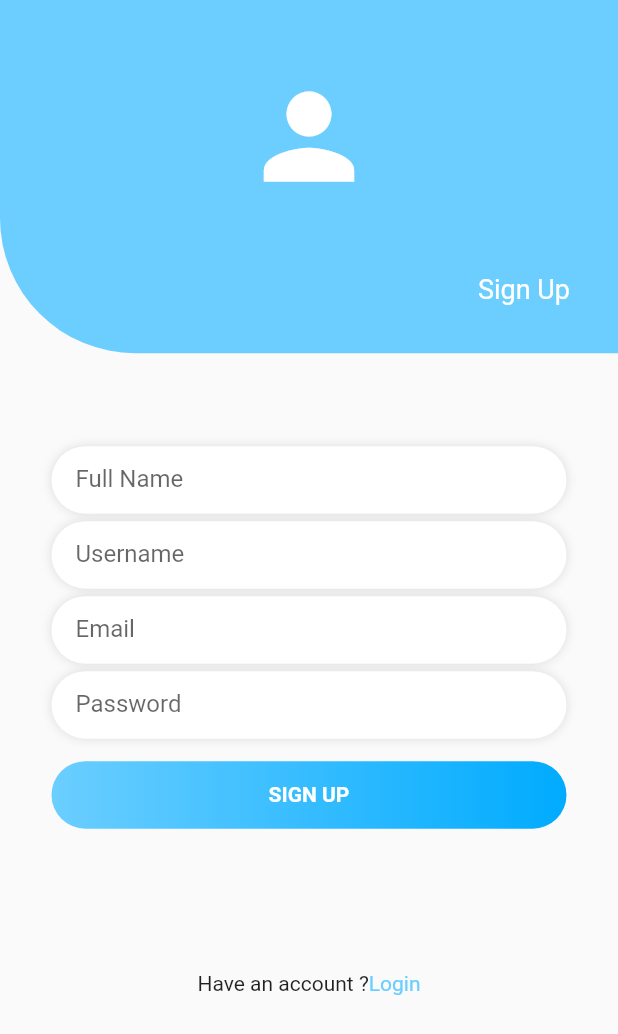
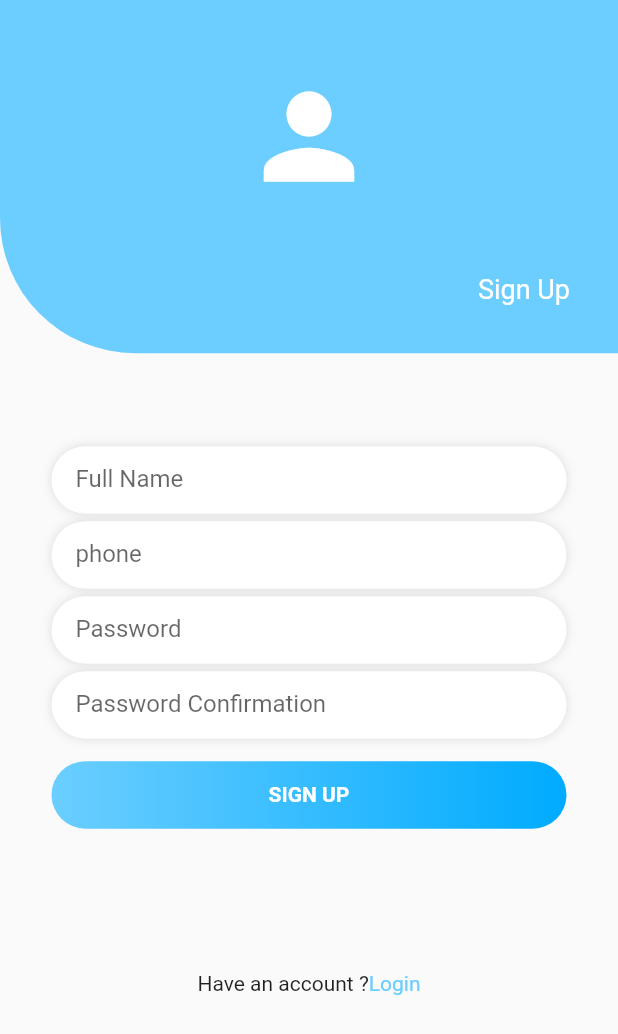
Before and after one commit to mehdi-benhariz/QRGuardien, a Flutter app: the screen it shows after launch, after a tap on "Dnon't have an account ?", on a phone screen of 412 x 824 dp. Shown: the top 1034 px of the screen. Run offline on Flutter 3.47's test engine with Material 2 defaults, Android fonts, the phone set to English and light mode, and no system bars; our stand-ins replace flutter_secure_storage; network calls fail.

```diff
--- a/client/lib/screens/home.dart
+++ b/client/lib/screens/home.dart
@@ -1,6 +1,23 @@
+import 'package:client/utils/auth.dart';
 import 'package:flutter/material.dart';
 
-class HomePage extends StatelessWidget {
+class HomePage extends StatefulWidget {
+  @override
+  _HomePageState createState() => _HomePageState();
+}
+
+class _HomePageState extends State<HomePage> {
+  void handleLogOut() async {
+    bool res = await logout();
+    if (res) {
+      storage.delete(key: "token");
+      Navigator.push(
+          context, MaterialPageRoute(builder: (context) => HomePage()));
+    } else
+      displayDialog(context, "impossible to log out!",
+          "it seems there was an error when trying ot log out \n please verify your internet connection and try again");
+  }
+
   @override
   Widget build(BuildContext context) {
     return Scaffold(
@@ -10,62 +27,66 @@ class HomePage extends StatelessWidget {
             UserAccountsDrawerHeader(
               currentAccountPicture: CircleAvatar(
                 backgroundColor: Colors.white,
-                child: Icon(Icons.person,size: 50.0,),
+                child: Icon(
+                  Icons.person,
+                  size: 50.0,
+                ),
               ),
               accountName: Text('User Name'),
               accountEmail: Text('examlpe@gmail.com'),
             ),
             ListTile(
               leading: CircleAvatar(
-                child: Icon(Icons.person_outline,
+                child: Icon(
+                  Icons.person_outline,
                   color: Colors.white,
                   size: 30.0,
                 ),
               ),
               title: Text("Profile Settings"),
-              onTap: (){
-
-              },
+              onTap: () {},
             ),
             ListTile(
               leading: CircleAvatar(
-                child: Icon(Icons.settings,
+                child: Icon(
+                  Icons.settings,
                   color: Colors.white,
                   size: 30.0,
                 ),
               ),
               title: Text("Settings"),
-              onTap: (){
-
-              },
+              onTap: () {},
             ),
             Divider(),
             ListTile(
               leading: CircleAvatar(
-                child: Icon(Icons.help_outline,
+                child: Icon(
+                  Icons.help_outline,
                   color: Colors.white,
                   size: 30.0,
                 ),
               ),
               title: Text("About us"),
-              onTap: (){
-              },
+              onTap: () {},
             ),
             ListTile(
               leading: CircleAvatar(
-                child: Icon(Icons.cached,
+                child: Icon(
+                  Icons.cached,
                   color: Colors.white,
                   size: 30.0,
                 ),
               ),
               title: Text("Recenceter"),
-              onTap: (){
+              onTap: () {
                 Navigator.pushNamed(context, '/login');
               },
             ),
             ListTile(
+              onTap: handleLogOut,
               leading: CircleAvatar(
-                child: Icon(Icons.exit_to_app,
+                child: Icon(
+                  Icons.exit_to_app,
                   color: Colors.white,
                   size: 30.0,
                 ),
@@ -75,30 +96,28 @@ class HomePage extends StatelessWidget {
           ],
         ),
       ),
-
       appBar: AppBar(
         title: Text("Home Page"),
         centerTitle: true,
       ),
-
       floatingActionButton: FloatingActionButton(
         backgroundColor: Color(0xff6bceff),
-        onPressed: () {
-        },
-        child: Icon(Icons.add,color:Colors.white),
+        onPressed: () {},
+        child: Icon(Icons.add, color: Colors.white),
       ),
       floatingActionButtonLocation: FloatingActionButtonLocation.centerDocked,
       bottomNavigationBar: BottomNavigationBar(
         items: [
           BottomNavigationBarItem(
-            icon: Icon(Icons.home,color: Color(0xff6bceff),),
-            title: Text('Home',style: TextStyle(
+            icon: Icon(
+              Icons.home,
               color: Color(0xff6bceff),
-            ),),
+            ),
+            label: 'Home',
           ),
           BottomNavigationBarItem(
             icon: Icon(Icons.history),
-            title: Text('Historique'),
+            label: 'Historique',
           ),
         ],
       ),
@@ -109,19 +128,26 @@ class HomePage extends StatelessWidget {
           ),
           Container(
             decoration: BoxDecoration(
-              borderRadius:  BorderRadius.all(Radius.circular(50)),
+              borderRadius: BorderRadius.all(Radius.circular(50)),
             ),
             child: ListTile(
               leading: Icon(Icons.event_available),
               title: Text("Acheter un Cadeau"),
-              trailing: Text("-200",style: TextStyle(color: Colors.red),),
-              subtitle: Text("Acheter un Cadeau pour l'anniversaire de mon amis"),
+              trailing: Text(
+                "-200",
+                style: TextStyle(color: Colors.red),
+              ),
+              subtitle:
+                  Text("Acheter un Cadeau pour l'anniversaire de mon amis"),
             ),
           ),
           ListTile(
             leading: Icon(Icons.event_available),
             title: Text("La bourse"),
-            trailing: Text("+400",style: TextStyle(color: Colors.green),),
+            trailing: Text(
+              "+400",
+              style: TextStyle(color: Colors.green),
+            ),
             subtitle: Text("La bourse de December..."),
           ),
         ],
--- a/client/lib/screens/signup.dart
+++ b/client/lib/screens/signup.dart
@@ -7,13 +7,17 @@ class SignupPage extends StatefulWidget {
 }
 
 class _SignupPageState extends State<SignupPage> {
-
   @override
   void initState() {
     SystemChrome.setEnabledSystemUIOverlays([]);
     super.initState();
   }
 
+  final TextEditingController _phoneController = TextEditingController();
+  final TextEditingController _passwordController = TextEditingController();
+  final TextEditingController _passwordConfirmationController =
+      TextEditingController();
+  final TextEditingController _nameController = TextEditingController();
   @override
   Widget build(BuildContext context) {
     return Scaffold(
@@ -22,77 +26,60 @@ class _SignupPageState extends State<SignupPage> {
           children: <Widget>[
             Container(
               width: MediaQuery.of(context).size.width,
-              height: MediaQuery.of(context).size.height/3.5,
+              height: MediaQuery.of(context).size.height / 3.5,
               decoration: BoxDecoration(
                   gradient: LinearGradient(
                     begin: Alignment.topCenter,
                     end: Alignment.bottomCenter,
-                  colors: [
-                    Color(0xff6bceff),
-                    Color(0xff6bceff)
-                  ],
+                    colors: [Color(0xff6bceff), Color(0xff6bceff)],
                   ),
-                borderRadius: BorderRadius.only(
-                  bottomLeft: Radius.circular(90)
-                )
-              ),
+                  borderRadius:
+                      BorderRadius.only(bottomLeft: Radius.circular(90))),
               child: Column(
                 mainAxisAlignment: MainAxisAlignment.center,
                 children: <Widget>[
                   Spacer(),
                   Align(
                     alignment: Alignment.center,
-                    child: Icon(Icons.person,
+                    child: Icon(
+                      Icons.person,
                       size: 90,
                       color: Colors.white,
                     ),
                   ),
                   Spacer(),
-
                   Align(
                     alignment: Alignment.bottomRight,
                     child: Padding(
-                        padding: const EdgeInsets.only(
-                          bottom: 32,
-                          right: 32
-                        ),
-                        child: Text('Sign Up',
-                          style: TextStyle(
-                            color: Colors.white,
-                            fontSize: 18
-                          ),
+                      padding: const EdgeInsets.only(bottom: 32, right: 32),
+                      child: Text(
+                        'Sign Up',
+                        style: TextStyle(color: Colors.white, fontSize: 18),
                       ),
                     ),
                   ),
                 ],
               ),
             ),
-
             Container(
-              height: MediaQuery.of(context).size.height/2,
+              height: MediaQuery.of(context).size.height / 2,
               width: MediaQuery.of(context).size.width,
               padding: EdgeInsets.only(top: 62),
               child: Column(
                 children: <Widget>[
                   Container(
-                    width: MediaQuery.of(context).size.width/1.2,
+                    width: MediaQuery.of(context).size.width / 1.2,
                     height: 45,
-                    padding: EdgeInsets.only(
-                      top: 4,left: 16, right: 16, bottom: 4
-                    ),
+                    padding:
+                        EdgeInsets.only(top: 4, left: 16, right: 16, bottom: 4),
                     decoration: BoxDecoration(
-                      borderRadius: BorderRadius.all(
-                        Radius.circular(50)
-                      ),
+                        borderRadius: BorderRadius.all(Radius.circular(50)),
                         color: Colors.white,
                         boxShadow: [
-                        BoxShadow(
-                          color: Colors.black12,
-                          blurRadius: 5
-                        )
-                      ]
-                    ),
+                          BoxShadow(color: Colors.black12, blurRadius: 5)
+                        ]),
                     child: TextField(
+                      controller: _nameController,
                       decoration: InputDecoration(
                         border: InputBorder.none,
                         hintText: 'Full Name',
@@ -103,27 +90,21 @@ class _SignupPageState extends State<SignupPage> {
                     height: 5,
                   ),
                   Container(
-                    width: MediaQuery.of(context).size.width/1.2,
+                    width: MediaQuery.of(context).size.width / 1.2,
                     height: 45,
-                    padding: EdgeInsets.only(
-                      top: 4,left: 16, right: 16, bottom: 4
-                    ),
+                    padding:
+                        EdgeInsets.only(top: 4, left: 16, right: 16, bottom: 4),
                     decoration: BoxDecoration(
-                      borderRadius: BorderRadius.all(
-                        Radius.circular(50)
-                      ),
+                        borderRadius: BorderRadius.all(Radius.circular(50)),
                         color: Colors.white,
                         boxShadow: [
-                        BoxShadow(
-                          color: Colors.black12,
-                          blurRadius: 5
-                        )
-                      ]
-                    ),
+                          BoxShadow(color: Colors.black12, blurRadius: 5)
+                        ]),
                     child: TextField(
+                      controller: _phoneController,
                       decoration: InputDecoration(
                         border: InputBorder.none,
-                          hintText: 'Username',
+                        hintText: 'phone',
                       ),
                     ),
                   ),
@@ -131,52 +112,18 @@ class _SignupPageState extends State<SignupPage> {
                     height: 5,
                   ),
                   Container(
-                    width: MediaQuery.of(context).size.width/1.2,
+                    width: MediaQuery.of(context).size.width / 1.2,
                     height: 45,
-                    padding: EdgeInsets.only(
-                      top: 4,left: 16, right: 16, bottom: 4
-                    ),
+                    padding:
+                        EdgeInsets.only(top: 4, left: 16, right: 16, bottom: 4),
                     decoration: BoxDecoration(
-                      borderRadius: BorderRadius.all(
-                        Radius.circular(50)
-                      ),
+                        borderRadius: BorderRadius.all(Radius.circular(50)),
                         color: Colors.white,
                         boxShadow: [
-                        BoxShadow(
-                          color: Colors.black12,
-                          blurRadius: 5
-                        )
-                      ]
-                    ),
+                          BoxShadow(color: Colors.black12, blurRadius: 5)
+                        ]),
                     child: TextField(
-                      decoration: InputDecoration(
-                        border: InputBorder.none,
-                          hintText: 'Email',
-                      ),
-                    ),
-                  ),
-                  SizedBox(
-                    height: 5,
-                  ),
-                  Container(
-                    width: MediaQuery.of(context).size.width/1.2,
-                    height: 45,
-                    padding: EdgeInsets.only(
-                      top: 4,left: 16, right: 16, bottom: 4
-                    ),
-                    decoration: BoxDecoration(
-                      borderRadius: BorderRadius.all(
-                        Radius.circular(50)
-                      ),
-                      color: Colors.white,
-                      boxShadow: [
-                        BoxShadow(
-                          color: Colors.black12,
-                          blurRadius: 5
-                        )
-                      ]
-                    ),
-                    child: TextField(
+                      controller: _passwordController,
                       obscureText: true,
                       decoration: InputDecoration(
                         border: InputBorder.none,
@@ -185,15 +132,38 @@ class _SignupPageState extends State<SignupPage> {
                     ),
                   ),
                   SizedBox(
+                    height: 5,
+                  ),
+                  Container(
+                    width: MediaQuery.of(context).size.width / 1.2,
+                    height: 45,
+                    padding:
+                        EdgeInsets.only(top: 4, left: 16, right: 16, bottom: 4),
+                    decoration: BoxDecoration(
+                        borderRadius: BorderRadius.all(Radius.circular(50)),
+                        color: Colors.white,
+                        boxShadow: [
+                          BoxShadow(color: Colors.black12, blurRadius: 5)
+                        ]),
+                    child: TextField(
+                      controller: _passwordConfirmationController,
+                      obscureText: true,
+                      decoration: InputDecoration(
+                        border: InputBorder.none,
+                        hintText: 'Password Confirmation',
+                      ),
+                    ),
+                  ),
+                  SizedBox(
                     height: 15,
                   ),
                   InkWell(
-                    onTap: (){
+                    onTap: () {
                       Navigator.pushNamed(context, '/');
                     },
                     child: Container(
                       height: 45,
-                      width: MediaQuery.of(context).size.width/1.2,
+                      width: MediaQuery.of(context).size.width / 1.2,
                       decoration: BoxDecoration(
                           gradient: LinearGradient(
                             colors: [
@@ -201,16 +171,12 @@ class _SignupPageState extends State<SignupPage> {
                               Color(0xFF00abff),
                             ],
                           ),
-                        borderRadius: BorderRadius.all(
-                          Radius.circular(50)
-                        )
-                      ),
+                          borderRadius: BorderRadius.all(Radius.circular(50))),
                       child: Center(
-                        child: Text('Sign Up'.toUpperCase(),
+                        child: Text(
+                          'Sign Up'.toUpperCase(),
                           style: TextStyle(
-                            color: Colors.white,
-                            fontWeight: FontWeight.bold
-                          ),
+                              color: Colors.white, fontWeight: FontWeight.bold),
                         ),
                       ),
                     ),
@@ -218,21 +184,22 @@ class _SignupPageState extends State<SignupPage> {
                 ],
               ),
             ),
-
             InkWell(
               child: Row(
                 mainAxisAlignment: MainAxisAlignment.center,
                 children: <Widget>[
                   Text("Have an account ?"),
-                  Text("Login",style: TextStyle(color: Color(0xff6bceff)),),
+                  Text(
+                    "Login",
+                    style: TextStyle(color: Color(0xff6bceff)),
+                  ),
                 ],
               ),
-              onTap: (){
+              onTap: () {
                 Navigator.pop(context);
               },
             ),
           ],
-
         ),
       ),
     );
```
Also changed, not shown: client/lib/main.dart (+3 -8 lines), client/lib/screens/login.dart (+20 -9 lines), client/lib/utils/auth.dart (+42 -26 lines), client/lib/screens/about.dart (added), 4 other files. Lines whose indentation alone changed are shown as unchanged.
